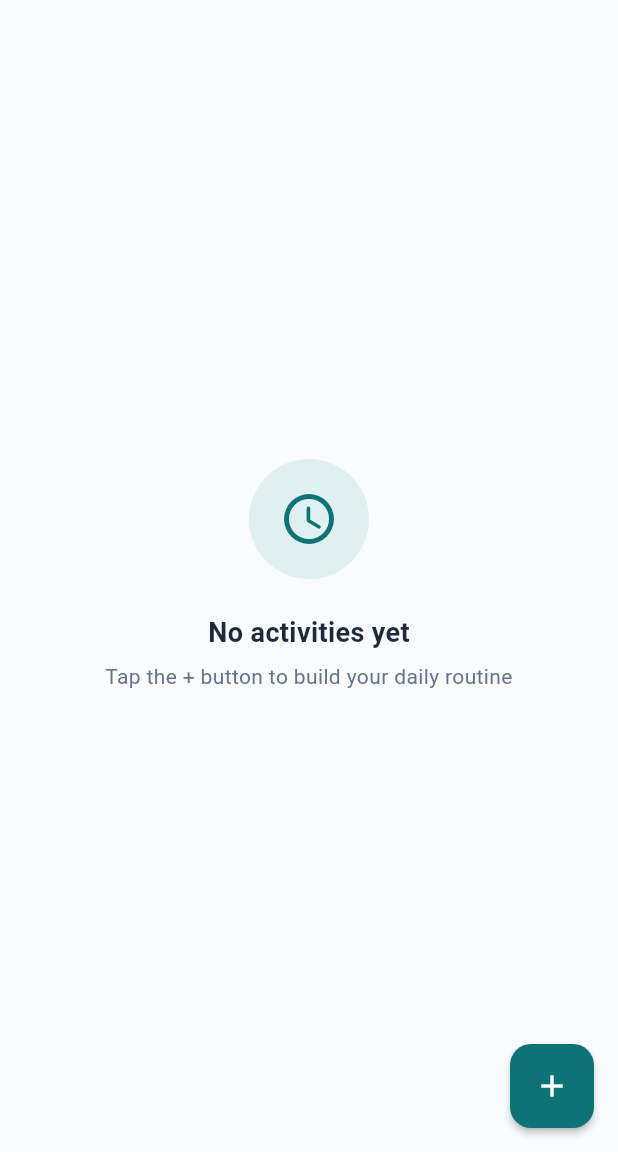
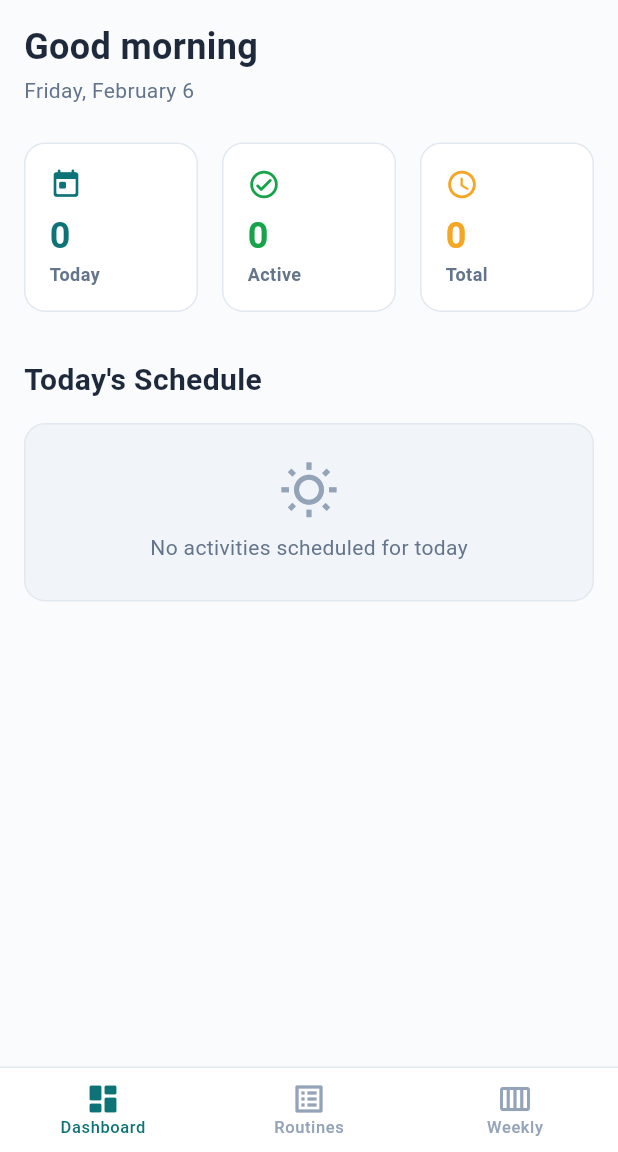
Before and after one commit to dmdmaasz6/DailyCue, a Flutter app: the screen it shows after launch, on a phone screen of 412 x 824 dp, the part 84-1236 px from its top. Run offline on Flutter 3.47's test engine with Material 3 defaults, Android fonts, the phone set to English and light mode, and no system bars; our stand-ins replace flutter_local_notifications, flutter_timezone, hive_flutter, timezone; accounts and stored records are empty.

Commit message:
Add navigation shell with Dashboard, Routines, and Weekly View tabs
Introduce AppShell with BottomNavigationBar and IndexedStack for
three-tab navigation. Create DashboardScreen with time-of-day greeting,
stat cards (today/active/total), and a chronological timeline of
today's activities. Create WeeklyViewScreen showing Mon-Sun day columns
with activity lists, today highlight badge, and per-day activity counts.
Rename HomeScreen to RoutinesScreen. Wire app.dart to launch AppShell.
Settings icon accessible from all three tabs.

https://claude.ai/code/session_01MpaVBgm5gJaMyDYH2pvSbz

```diff
--- a/lib/app.dart
+++ b/lib/app.dart
@@ -3,7 +3,7 @@ import 'package:provider/provider.dart';
 
 import 'providers/activity_provider.dart';
 import 'providers/settings_provider.dart';
-import 'screens/home_screen.dart';
+import 'app_shell.dart';
 import 'services/notification_service.dart';
 import 'services/scheduler_service.dart';
 import 'services/storage_service.dart';
@@ -39,7 +39,7 @@ class DailyCueApp extends StatelessWidget {
         title: AppConstants.appName,
         debugShowCheckedModeBanner: false,
         theme: _buildTheme(),
-        home: const HomeScreen(),
+        home: const AppShell(),
       ),
     );
   }
--- /dev/null
+++ b/lib/app_shell.dart
@@ -0,0 +1,62 @@
+import 'package:flutter/material.dart';
+
+import 'screens/dashboard_screen.dart';
+import 'screens/routines_screen.dart';
+import 'screens/weekly_view_screen.dart';
+import 'screens/settings_screen.dart';
+import 'utils/constants.dart';
+
+class AppShell extends StatefulWidget {
+  const AppShell({super.key});
+
+  @override
+  State<AppShell> createState() => _AppShellState();
+}
+
+class _AppShellState extends State<AppShell> {
+  int _currentIndex = 0;
+
+  final _screens = const [
+    DashboardScreen(),
+    RoutinesScreen(),
+    WeeklyViewScreen(),
+  ];
+
+  @override
+  Widget build(BuildContext context) {
+    return Scaffold(
+      body: IndexedStack(
+        index: _currentIndex,
+        children: _screens,
+      ),
+      bottomNavigationBar: Container(
+        decoration: const BoxDecoration(
+          border: Border(
+            top: BorderSide(color: AppColors.border, width: 1),
+          ),
+        ),
+        child: BottomNavigationBar(
+          currentIndex: _currentIndex,
+          onTap: (index) => setState(() => _currentIndex = index),
+          items: const [
+            BottomNavigationBarItem(
+              icon: Icon(Icons.dashboard_outlined),
+              activeIcon: Icon(Icons.dashboard_rounded),
+              label: 'Dashboard',
+            ),
+            BottomNavigationBarItem(
+              icon: Icon(Icons.list_alt_outlined),
+              activeIcon: Icon(Icons.list_alt_rounded),
+              label: 'Routines',
+            ),
+            BottomNavigationBarItem(
+              icon: Icon(Icons.calendar_view_week_outlined),
+              activeIcon: Icon(Icons.calendar_view_week_rounded),
+              label: 'Weekly',
+            ),
+          ],
+        ),
+      ),
+    );
+  }
+}
--- /dev/null
+++ b/lib/screens/dashboard_screen.dart
@@ -0,0 +1,299 @@
+import 'package:flutter/material.dart';
+import 'package:provider/provider.dart';
+
+import '../providers/activity_provider.dart';
+import '../utils/constants.dart';
+import 'settings_screen.dart';
+
+class DashboardScreen extends StatelessWidget {
+  const DashboardScreen({super.key});
+
+  String _greeting() {
+    final hour = DateTime.now().hour;
+    if (hour < 12) return 'Good morning';
+    if (hour < 17) return 'Good afternoon';
+    return 'Good evening';
+  }
+
+  String _formattedDate() {
+    final now = DateTime.now();
+    const months = [
+      'January', 'February', 'March', 'April', 'May', 'June',
+      'July', 'August', 'September', 'October', 'November', 'December',
+    ];
+    const weekdays = [
+      'Monday', 'Tuesday', 'Wednesday', 'Thursday',
+      'Friday', 'Saturday', 'Sunday',
+    ];
+    return '${weekdays[now.weekday - 1]}, ${months[now.month - 1]} ${now.day}';
+  }
+
+  @override
+  Widget build(BuildContext context) {
+    return Scaffold(
+      appBar: AppBar(
+        title: const Text(AppConstants.appName),
+        actions: [
+          IconButton(
+            icon: const Icon(Icons.settings_outlined),
+            onPressed: () => Navigator.push(
+              context,
+              MaterialPageRoute(builder: (_) => const SettingsScreen()),
+            ),
+          ),
+        ],
+      ),
+      body: Consumer<ActivityProvider>(
+        builder: (context, provider, _) {
+          final totalActivities = provider.activities.length;
+          final enabledCount =
+              provider.activities.where((a) => a.enabled).length;
+          final todayWeekday = DateTime.now().weekday;
+          final todayActivities = provider.activities
+              .where((a) =>
+                  a.enabled &&
+                  (a.repeatDays.isEmpty || a.repeatDays.contains(todayWeekday)))
+              .toList()
+            ..sort((a, b) {
+              final aMin = a.timeOfDay.hour * 60 + a.timeOfDay.minute;
+              final bMin = b.timeOfDay.hour * 60 + b.timeOfDay.minute;
+              return aMin.compareTo(bMin);
+            });
+
+          return ListView(
+            padding: AppSpacing.screenPadding,
+            children: [
+              // Greeting header
+              Text(_greeting(), style: AppTypography.displayMedium),
+              const SizedBox(height: AppSpacing.xs),
+              Text(
+                _formattedDate(),
+                style: AppTypography.bodyMedium.copyWith(
+                  color: AppColors.textSecondary,
+                ),
+              ),
+              const SizedBox(height: AppSpacing.lg),
+
+              // Stat cards row
+              Row(
+                children: [
+                  Expanded(
+                    child: _StatCard(
+                      label: 'Today',
+                      value: '${todayActivities.length}',
+                      icon: Icons.today_rounded,
+                      color: AppColors.primary,
+                    ),
+                  ),
+                  const SizedBox(width: AppSpacing.md),
+                  Expanded(
+                    child: _StatCard(
+                      label: 'Active',
+                      value: '$enabledCount',
+                      icon: Icons.check_circle_outline_rounded,
+                      color: AppColors.success,
+                    ),
+                  ),
+                  const SizedBox(width: AppSpacing.md),
+                  Expanded(
+                    child: _StatCard(
+                      label: 'Total',
+                      value: '$totalActivities',
+                      icon: Icons.schedule_rounded,
+                      color: AppColors.secondary,
+                    ),
+                  ),
+                ],
+              ),
+              const SizedBox(height: AppSpacing.xl),
+
+              // Today's schedule
+              Text("Today's Schedule", style: AppTypography.headingLarge),
+              const SizedBox(height: AppSpacing.md),
+
+              if (todayActivities.isEmpty)
+                _buildEmptyToday()
+              else
+                ...todayActivities.map(
+                  (activity) => _TodayActivityTile(activity: activity),
+                ),
+            ],
+          );
+        },
+      ),
+    );
+  }
+
+  Widget _buildEmptyToday() {
+    return Container(
+      padding: const EdgeInsets.all(AppSpacing.lg),
+      decoration: BoxDecoration(
+        color: AppColors.surfaceAlt,
+        borderRadius: AppRadii.borderRadiusLg,
+        border: Border.all(color: AppColors.border),
+      ),
+      child: Column(
+        children: [
+          Icon(
+            Icons.wb_sunny_outlined,
+            size: AppIconSizes.xl,
+            color: AppColors.textTertiary,
+          ),
+          const SizedBox(height: AppSpacing.sm),
+          Text(
+            'No activities scheduled for today',
+            style: AppTypography.bodyMedium.copyWith(
+              color: AppColors.textSecondary,
+            ),
+          ),
+        ],
+      ),
+    );
+  }
+}
+
+// ---------------------------------------------------------------------------
+// Stat card widget
+// ---------------------------------------------------------------------------
+
+class _StatCard extends StatelessWidget {
+  final String label;
+  final String value;
+  final IconData icon;
+  final Color color;
+
+  const _StatCard({
+    required this.label,
+    required this.value,
+    required this.icon,
+    required this.color,
+  });
+
+  @override
+  Widget build(BuildContext context) {
+    return Container(
+      padding: const EdgeInsets.all(AppSpacing.md),
+      decoration: BoxDecoration(
+        color: AppColors.surface,
+        borderRadius: AppRadii.borderRadiusLg,
+        border: Border.all(color: AppColors.border),
+      ),
+      child: Column(
+        crossAxisAlignment: CrossAxisAlignment.start,
+        children: [
+          Icon(icon, size: AppIconSizes.md, color: color),
+          const SizedBox(height: AppSpacing.sm),
+          Text(
+            value,
+            style: AppTypography.displayMedium.copyWith(color: color),
+          ),
+          const SizedBox(height: AppSpacing.xxs),
+          Text(label, style: AppTypography.labelMedium),
+        ],
+      ),
+    );
+  }
+}
+
+// ---------------------------------------------------------------------------
+// Today's timeline activity tile
+// ---------------------------------------------------------------------------
+
+class _TodayActivityTile extends StatelessWidget {
+  final dynamic activity;
+
+  const _TodayActivityTile({required this.activity});
+
+  @override
+  Widget build(BuildContext context) {
+    final hour = activity.timeOfDay.hour;
+    final minute = activity.timeOfDay.minute;
+    final timeStr =
+        '${hour.toString().padLeft(2, '0')}:${minute.toString().padLeft(2, '0')}';
+
+    final now = DateTime.now();
+    final activityMinutes = hour * 60 + minute;
+    final nowMinutes = now.hour * 60 + now.minute;
+    final isPast = activityMinutes < nowMinutes;
+
+    return Padding(
+      padding: const EdgeInsets.only(bottom: AppSpacing.sm),
+      child: Row(
+        crossAxisAlignment: CrossAxisAlignment.start,
+        children: [
+          // Time column
+          SizedBox(
+            width: 56,
+            child: Text(
+              timeStr,
+              style: AppTypography.monoSmall.copyWith(
+                color: isPast ? AppColors.textTertiary : AppColors.primary,
+              ),
+            ),
+          ),
+
+          // Timeline dot and line
+          Column(
+            children: [
+              Container(
+                width: 10,
+                height: 10,
+                decoration: BoxDecoration(
+                  color: isPast
+                      ? AppColors.textTertiary
+                      : AppColors.primary,
+                  shape: BoxShape.circle,
+                ),
+              ),
+              Container(
+                width: 2,
+                height: 40,
+                color: AppColors.border,
+              ),
+            ],
+          ),
+          const SizedBox(width: AppSpacing.md),
+
+          // Activity content
+          Expanded(
+            child: Container(
+              padding: const EdgeInsets.all(AppSpacing.md),
+              decoration: BoxDecoration(
+                color: isPast
+                    ? AppColors.surfaceAlt
+                    : AppColors.surface,
+                borderRadius: AppRadii.borderRadiusMd,
+                border: Border.all(
+                  color: isPast ? AppColors.border : AppColors.primary.withOpacity(0.3),
+                ),
+              ),
+              child: Column(
+                crossAxisAlignment: CrossAxisAlignment.start,
+                children: [
+                  Text(
+                    activity.title,
+                    style: AppTypography.headingSmall.copyWith(
+                      color: isPast
+                          ? AppColors.textTertiary
+                          : AppColors.textPrimary,
+                    ),
+                  ),
+                  if (activity.description != null &&
+                      activity.description!.isNotEmpty) ...[
+                    const SizedBox(height: AppSpacing.xxs),
+                    Text(
+                      activity.description!,
+                      style: AppTypography.bodySmall.copyWith(
+                        color: AppColors.textTertiary,
+                      ),
+                    ),
+                  ],
+                ],
+              ),
+            ),
+          ),
+        ],
+      ),
+    );
+  }
+}
--- a/lib/screens/home_screen.dart
+++ b/lib/screens/routines_screen.dart
@@ -7,14 +7,14 @@ import '../widgets/activity_card.dart';
 import 'activity_editor_screen.dart';
 import 'settings_screen.dart';
 
-class HomeScreen extends StatelessWidget {
-  const HomeScreen({super.key});
+class RoutinesScreen extends StatelessWidget {
+  const RoutinesScreen({super.key});
 
   @override
   Widget build(BuildContext context) {
     return Scaffold(
       appBar: AppBar(
-        title: const Text(AppConstants.appName),
+        title: const Text('My Routines'),
         actions: [
           IconButton(
             icon: const Icon(Icons.settings_outlined),
```
Also changed, not shown: lib/screens/weekly_view_screen.dart (added, +240 -0 lines).
